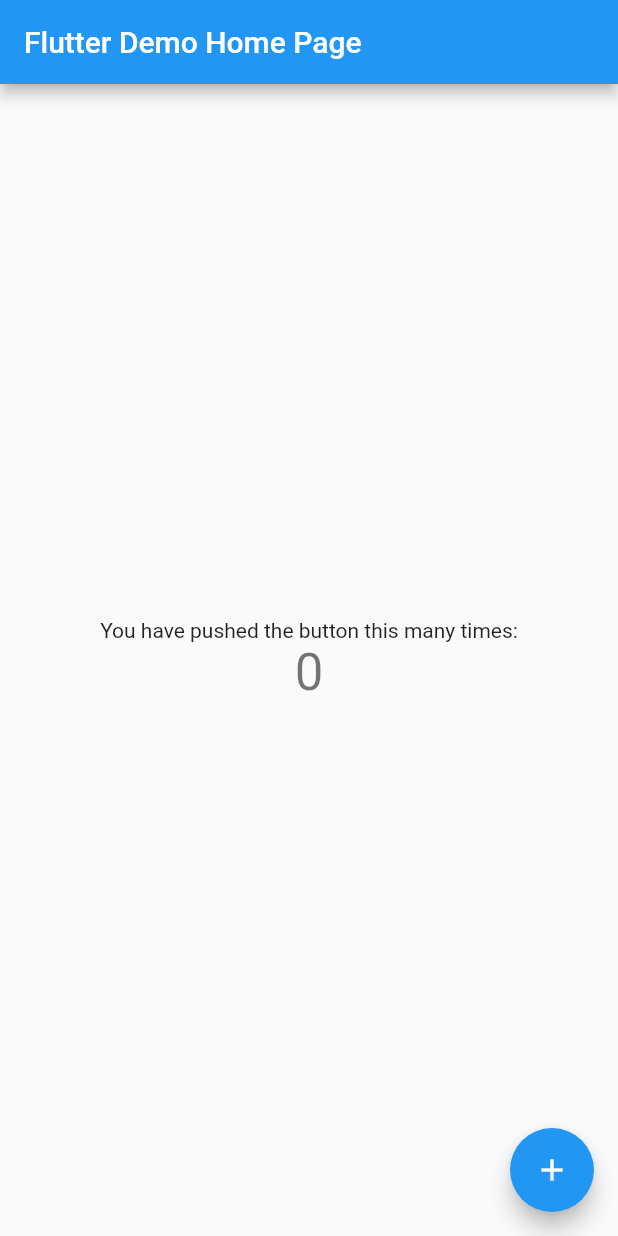
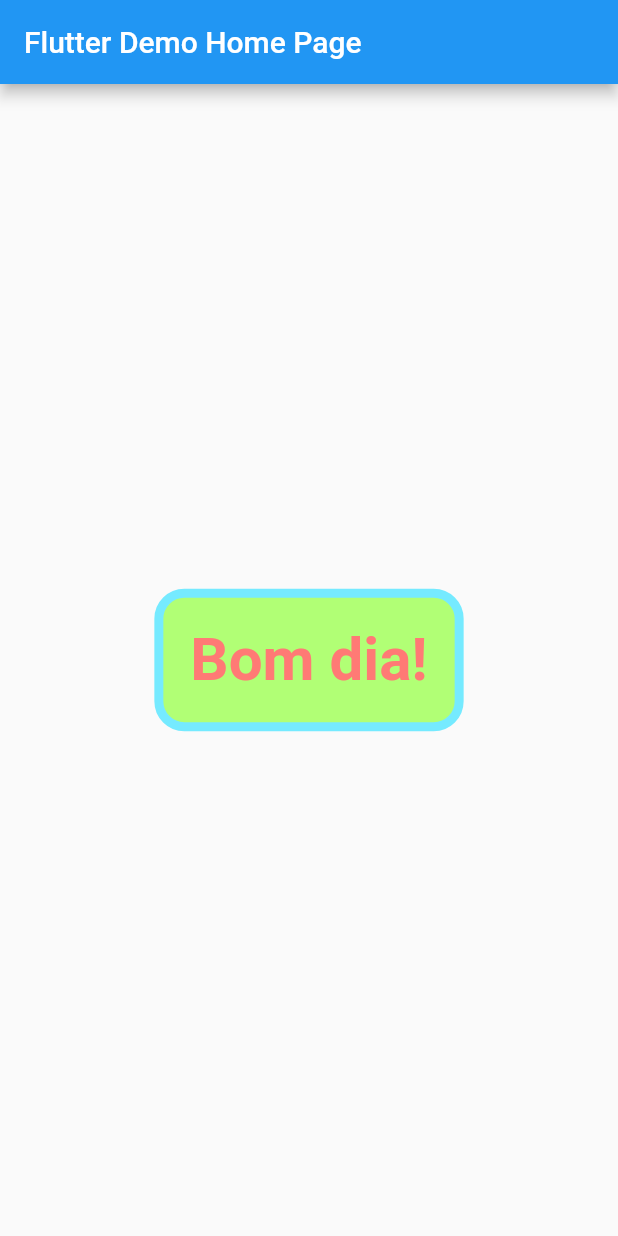
Before and after one commit to Vanethos/flutter_localized_hello, a Flutter app: the screen it shows after launch, on a phone screen of 412 x 824 dp. Run offline on Flutter 3.47's test engine with Material 2 defaults, Android fonts, the phone set to English and light mode, and no system bars.

Commit message:
Added First part of Widget

```diff
--- a/example/lib/main.dart
+++ b/example/lib/main.dart
@@ -1,23 +1,14 @@
 import 'package:flutter/material.dart';
+import 'package:localized_hello/localized_hello.dart';
 
 void main() => runApp(MyApp());
 
 class MyApp extends StatelessWidget {
-  // This widget is the root of your application.
   @override
   Widget build(BuildContext context) {
     return MaterialApp(
       title: 'Flutter Demo',
       theme: ThemeData(
-        // This is the theme of your application.
-        //
-        // Try running your application with "flutter run". You'll see the
-        // application has a blue toolbar. Then, without quitting the app, try
-        // changing the primarySwatch below to Colors.green and then invoke
-        // "hot reload" (press "r" in the console where you ran "flutter run",
-        // or simply save your changes to "hot reload" in a Flutter IDE).
-        // Notice that the counter didn't reset back to zero; the application
-        // is not restarted.
         primarySwatch: Colors.blue,
       ),
       home: MyHomePage(title: 'Flutter Demo Home Page'),
@@ -25,87 +16,20 @@ class MyApp extends StatelessWidget {
   }
 }
 
-class MyHomePage extends StatefulWidget {
+class MyHomePage extends StatelessWidget {
   MyHomePage({Key key, this.title}) : super(key: key);
-
-  // This widget is the home page of your application. It is stateful, meaning
-  // that it has a State object (defined below) that contains fields that affect
-  // how it looks.
-
-  // This class is the configuration for the state. It holds the values (in this
-  // case the title) provided by the parent (in this case the App widget) and
-  // used by the build method of the State. Fields in a Widget subclass are
-  // always marked "final".
 
   final String title;
 
   @override
-  _MyHomePageState createState() => _MyHomePageState();
-}
-
-class _MyHomePageState extends State<MyHomePage> {
-  int _counter = 0;
-
-  void _incrementCounter() {
-    setState(() {
-      // This call to setState tells the Flutter framework that something has
-      // changed in this State, which causes it to rerun the build method below
-      // so that the display can reflect the updated values. If we changed
-      // _counter without calling setState(), then the build method would not be
-      // called again, and so nothing would appear to happen.
-      _counter++;
-    });
-  }
-
-  @override
   Widget build(BuildContext context) {
-    // This method is rerun every time setState is called, for instance as done
-    // by the _incrementCounter method above.
-    //
-    // The Flutter framework has been optimized to make rerunning build methods
-    // fast, so that you can just rebuild anything that needs updating rather
-    // than having to individually change instances of widgets.
     return Scaffold(
       appBar: AppBar(
-        // Here we take the value from the MyHomePage object that was created by
-        // the App.build method, and use it to set our appbar title.
-        title: Text(widget.title),
+        title: Text(title),
       ),
       body: Center(
-        // Center is a layout widget. It takes a single child and positions it
-        // in the middle of the parent.
-        child: Column(
-          // Column is also a layout widget. It takes a list of children and
-          // arranges them vertically. By default, it sizes itself to fit its
-          // children horizontally, and tries to be as tall as its parent.
-          //
-          // Invoke "debug painting" (press "p" in the console, choose the
-          // "Toggle Debug Paint" action from the Flutter Inspector in Android
-          // Studio, or the "Toggle Debug Paint" command in Visual Studio Code)
-          // to see the wireframe for each widget.
-          //
-          // Column has various properties to control how it sizes itself and
-          // how it positions its children. Here we use mainAxisAlignment to
-          // center the children vertically; the main axis here is the vertical
-          // axis because Columns are vertical (the cross axis would be
-          // horizontal).
-          mainAxisAlignment: MainAxisAlignment.center,
-          children: <Widget>[
-            Text(
-              'You have pushed the button this many times:',
-            ),
-            Text(
-              '$_counter',
-              style: Theme.of(context).textTheme.display1,
-            ),
-          ],
-        ),
+        child: LocalizedHello(),
       ),
-      floatingActionButton: FloatingActionButton(
-        onPressed: _incrementCounter,
-        tooltip: 'Increment',
-        child: Icon(Icons.add),
-      ), // This trailing comma makes auto-formatting nicer for build methods.
     );
   }
 }
--- a/lib/localized_hello.dart
+++ b/lib/localized_hello.dart
@@ -1,7 +1,4 @@
 library localized_hello;
 
 /// A Calculator.
-class Calculator {
-  /// Returns [value] plus 1.
-  int addOne(int value) => value + 1;
-}
+export "src/localized_hello_widget.dart";
--- /dev/null
+++ b/lib/src/localized_hello_widget.dart
@@ -0,0 +1,16 @@
+import 'package:flutter/material.dart';
+
+class LocalizedHello extends StatelessWidget {
+  @override
+  Widget build(BuildContext context) {
+    return Container(
+      decoration: BoxDecoration(
+        borderRadius: BorderRadius.all(Radius.circular(20.0)),
+        border: Border.all(color: Color(0xff75eaff), style: BorderStyle.solid, width: 6.0),
+        color: Color(0xffb1ff75),
+      ),
+      padding: EdgeInsets.all(18.0),
+      child: Text("Bom dia!", style: TextStyle(fontSize: 40.0, fontWeight: FontWeight.bold, color: Color(0xffff7a75)),),
+    );
+  }
+}
--- a/pubspec.yaml
+++ b/pubspec.yaml
@@ -1,8 +1,7 @@
 name: localized_hello
 description: A new Flutter package project.
 version: 0.0.1
-author:
-homepage:
+homepage: https://github.com/Vanethos/flutter_localized_hello
 
 environment:
   sdk: ">=2.1.0 <3.0.0"
```
Also changed, not shown: example/pubspec.yaml (+3 -52 lines), example/pubspec.lock.
